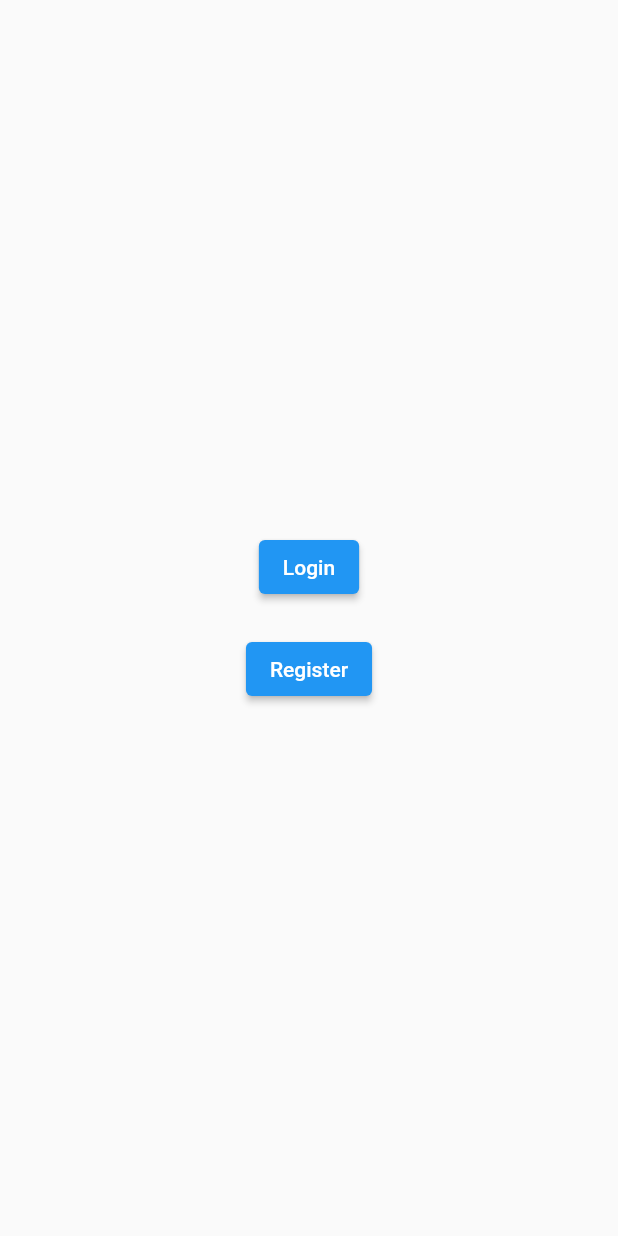
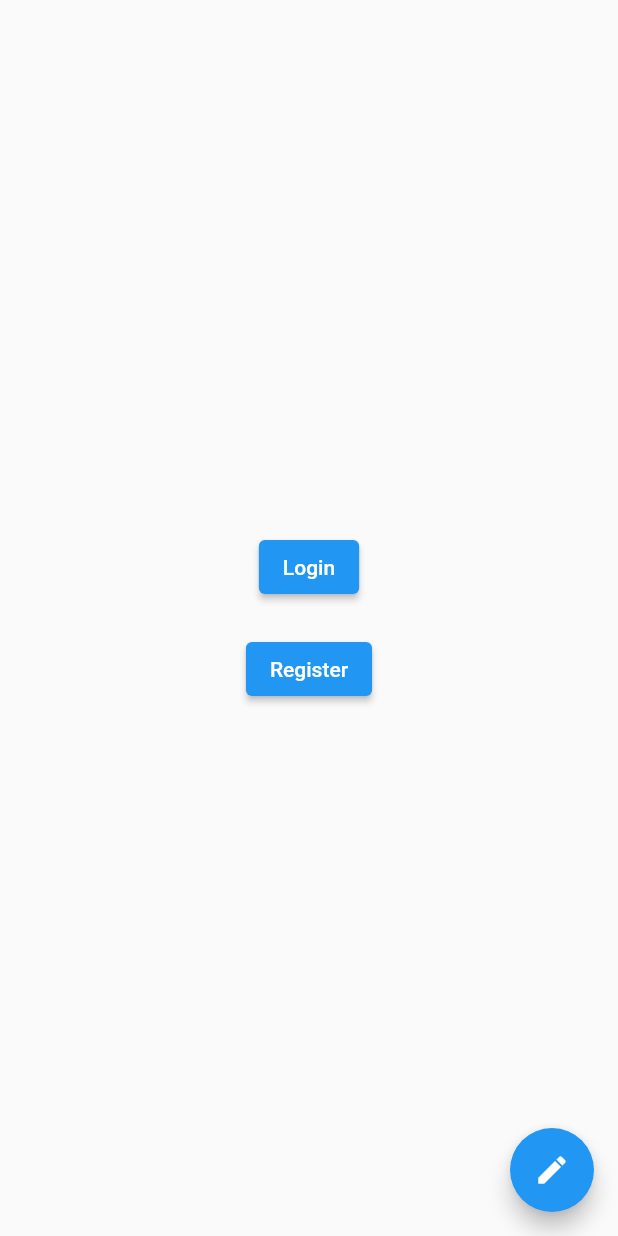
Before and after one commit to TimKaspar/m223-punchclock-frontend, a Flutter app: the screen it shows after launch, on a phone screen of 412 x 824 dp. Run offline on Flutter 3.47's test engine with Material 2 defaults, Android fonts, the phone set to English and light mode, and no system bars; our stand-ins replace date_time_picker.

Commit message:
added button for user managment

```diff
--- a/lib/login/login_menu.dart
+++ b/lib/login/login_menu.dart
@@ -29,6 +29,10 @@ class LoginMenu extends StatelessWidget {
           ],
         ),
       ),
+      floatingActionButton: FloatingActionButton(
+        child: Icon(Icons.edit),
+        onPressed: () {},
+      ),
     );
   }
 }
```
